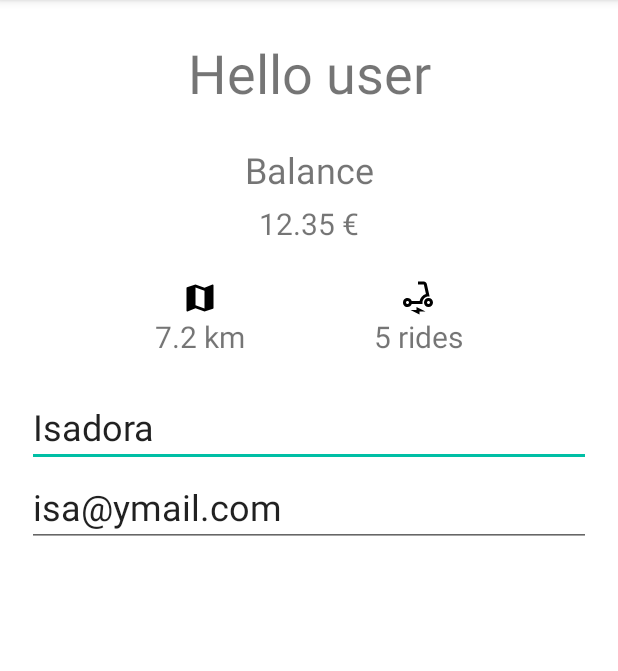
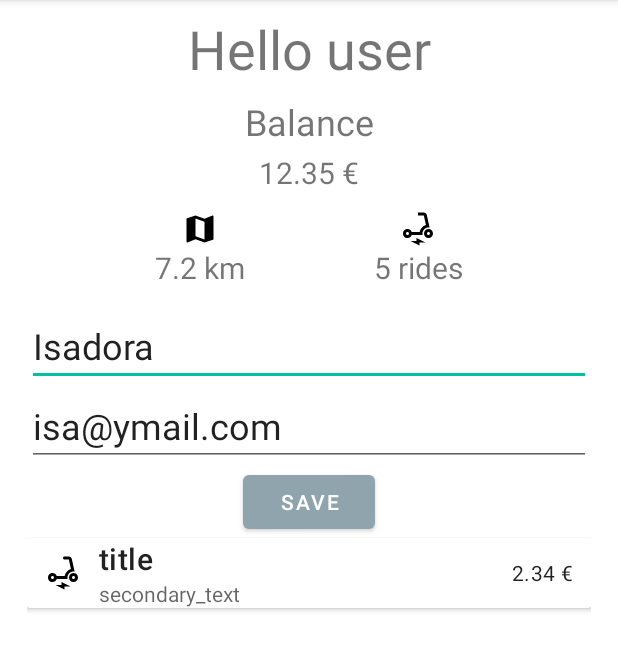
Before and after one commit to flisadora/icm-android-91322, an Android app: the screen it shows after launch (UserDetails), on a phone screen of 412 x 824 dp, the part 84-755 px from its top. Run offline under Robolectric (Android 15) with nearby library versions, the phone set to English and light mode, and no system bars; our stand-ins replace Room's generated code; 12 statements that could not run were skipped.

Commit message:
CardView implementation for rides
fix to data models

```diff
--- a/project/app/src/main/java/deti/icm/trotinet/database/dao/AppDao.kt
+++ b/project/app/src/main/java/deti/icm/trotinet/database/dao/AppDao.kt
@@ -24,6 +24,8 @@ interface AppDao {
     @Query("DELETE FROM User")
     fun deleteAllUsers()
 
+    @Update
+    fun updateUser(user: User)
 
     // ***** RIDE Database *****
     @Query("SELECT * FROM Ride")
--- a/project/app/src/main/java/deti/icm/trotinet/model/Ride.kt
+++ b/project/app/src/main/java/deti/icm/trotinet/model/Ride.kt
@@ -13,6 +13,7 @@ data class Ride(
     val userId: Long,
     val distance: Double,
     val cost: Double,
-    val route: String,
+    val startRoute: String,
+    val endRoute: String,
     val date: LocalDateTime?,
 )
--- a/project/app/src/main/java/deti/icm/trotinet/model/User.kt
+++ b/project/app/src/main/java/deti/icm/trotinet/model/User.kt
@@ -10,5 +10,4 @@ data class User (
     val name: String,
     val email: String,
     val balance: Double,
-    val distance: Double,
 )
--- a/project/app/src/main/java/deti/icm/trotinet/ui/UserDetails.kt
+++ b/project/app/src/main/java/deti/icm/trotinet/ui/UserDetails.kt
@@ -3,6 +3,7 @@ package deti.icm.trotinet.ui
 import androidx.appcompat.app.AppCompatActivity
 import android.os.Bundle
 import android.util.Log
+import android.widget.Button
 import android.widget.TextView
 import deti.icm.trotinet.R
 import deti.icm.trotinet.database.AppDatabase
@@ -20,13 +21,13 @@ class UserDetails : AppCompatActivity() {
         val appDao = db.appDao()
         //appDao.deleteAllUsers()
         //appDao.deleteAllRides()
-        //appDao.addUser(User(0L,"john doe", "john@ymail.com", 12.34,2800.0))
-        //appDao.addUser(User(0L,"sylvester", "looneytunes@ymail.com", 18.74,0.0))
+        //appDao.addUser(User(0L,"john doe", "john@ymail.com", 12.34))
+        //appDao.addUser(User(0L,"sylvester", "looneytunes@ymail.com", 18.74))
         val users = appDao.getAllUsers()
         val user = users[0]
-        //appDao.addRide(Ride(0L, users[0].uid,2800.0, 2.34,"Rua Dr. João de Moura 2, Aveiro; Universidade de Aveiro, 3810-193 Aveiro", LocalDateTime.now()))
-        //appDao.addRide(Ride(0L, users[0].uid,1700.0, 1.81,"Universidade de Aveiro, 3810-193 Aveiro; Forum Aveiro, 3810-064 Aveiro", LocalDateTime.now()))
-        //appDao.addRide(Ride(0L, users[0].uid,1100.0, 1.53,"Forum Aveiro, 3810-064 Aveiro; Salinas de Aveiro, 3800-180 Aveiro", LocalDateTime.now()))
+        //appDao.addRide(Ride(0L, users[0].uid,2800.0, 2.34,"Rua Dr. João de Moura 2, Aveiro", "Universidade de Aveiro, 3810-193 Aveiro", LocalDateTime.now()))
+        //appDao.addRide(Ride(0L, users[0].uid,1700.0, 1.81,"Universidade de Aveiro, 3810-193 Aveiro", "Forum Aveiro, 3810-064 Aveiro", LocalDateTime.now()))
+        appDao.addRide(Ride(0L, users[0].uid,1100.0, 1.53,"Forum Aveiro, 3810-064 Aveiro", "Salinas de Aveiro, 3800-180 Aveiro", LocalDateTime.now()))
         val rides = appDao.getAllRides()
         val userRides = appDao.loadUserRides(users[0].uid)
         //val userRides = appDao.getUserRides()
@@ -35,15 +36,42 @@ class UserDetails : AppCompatActivity() {
         val text_view_rides = findViewById<TextView>(R.id.user_details_rides)
         val text_input_name = findViewById<TextView>(R.id.user_details_name)
         val text_input_email = findViewById<TextView>(R.id.user_details_email)
+        val button_save = findViewById<Button>(R.id.user_details_save)
 
         text_view_balance.text = user.balance.toString() + " €"
-        text_view_distance.text = (user.distance/1000).toString() +" km"
+        text_view_distance.text = (rides[0].distance/1000).toString() +" km"
         text_view_rides.text = userRides.size.toString() + " rides"
         text_input_name.text = user.name
         text_input_email.text = user.email
+
+        button_save.setOnClickListener{
+            Log.d("ISADORA", "save")
+            val editedUser = User(
+                user.uid,
+                text_input_name.text.toString(),
+                text_input_email.text.toString(),
+                user.balance,
+            )
+            appDao.updateUser(editedUser)
+            val euser = appDao.findByName(editedUser.name)
+            Log.d("ISADORA", "$euser")
+        }
+
+
+        val teste = appDao.getAllUsers()
         Log.d("ISADORA", "on create")
         Log.d("ISADORA", "${userRides.size}")
-        Log.d("ISADORA", "$userRides")
+        Log.d("ISADORA", "$rides")
+
+
+        val tv_route = findViewById<TextView>(R.id.user_details_ride_route)
+        val tv_date = findViewById<TextView>(R.id.user_details_ride_date)
+        val tv_cost = findViewById<TextView>(R.id.user_details_ride_cost)
+
+        tv_route.text = rides[0].endRoute
+        tv_date.text = rides[0].date.toString()
+        tv_cost.text = rides[0].cost.toString() + " €"
+
     }
 
 }
--- /dev/null
+++ b/project/app/src/main/res/drawable/ic_round_electric_scooter_24.xml
@@ -0,0 +1,7 @@
+<vector android:height="24dp" android:tint="#000000"
+    android:viewportHeight="24" android:viewportWidth="24"
+    android:width="24dp" xmlns:android="http://schemas.android.com/apk/res/android">
+    <path android:fillColor="@android:color/white" android:pathData="M7.82,16H15v-1c0,-2.21 1.79,-4 4,-4h0.74l-1.9,-8.44C17.63,1.65 16.82,1 15.89,1H13c-0.55,0 -1,0.45 -1,1c0,0.55 0.45,1 1,1h2.89l1.4,6.25c0,0 -0.01,0 -0.01,0c-2.16,0.65 -3.81,2.48 -4.19,4.75H7.82c-0.48,-1.34 -1.86,-2.24 -3.42,-1.94c-1.18,0.23 -2.13,1.2 -2.35,2.38C1.7,16.34 3.16,18 5,18C6.3,18 7.4,17.16 7.82,16zM5,16c-0.55,0 -1,-0.45 -1,-1s0.45,-1 1,-1s1,0.45 1,1S5.55,16 5,16z"/>
+    <path android:fillColor="@android:color/white" android:pathData="M19,12c-1.66,0 -3,1.34 -3,3s1.34,3 3,3s3,-1.34 3,-3S20.66,12 19,12zM19,16c-0.55,0 -1,-0.45 -1,-1s0.45,-1 1,-1s1,0.45 1,1S19.55,16 19,16z"/>
+    <path android:fillColor="@android:color/white" android:pathData="M11,20l-4,0l6,3l0,-2l4,0l-6,-3z"/>
+</vector>
--- a/project/app/src/main/res/layout/activity_user_details.xml
+++ b/project/app/src/main/res/layout/activity_user_details.xml
@@ -12,7 +12,7 @@
         android:id="@+id/user_details_greetings"
         android:layout_width="wrap_content"
         android:layout_height="wrap_content"
-        android:layout_marginTop="24dp"
+        android:layout_marginTop="8dp"
         android:text="Hello user"
         android:textSize="36dp"
         app:layout_constraintEnd_toEndOf="parent"
@@ -23,7 +23,7 @@
         android:id="@+id/user_details_balance_text"
         android:layout_width="wrap_content"
         android:layout_height="wrap_content"
-        android:layout_marginTop="24dp"
+        android:layout_marginTop="8dp"
         android:text="Balance"
         android:textSize="24dp"
         app:layout_constraintEnd_toEndOf="parent"
@@ -34,7 +34,7 @@
         android:id="@+id/user_details_balance"
         android:layout_width="wrap_content"
         android:layout_height="wrap_content"
-        android:layout_marginTop="6dp"
+        android:layout_marginTop="4dp"
         android:text="12.35 €"
         android:textSize="20dp"
         app:layout_constraintEnd_toEndOf="parent"
@@ -45,11 +45,10 @@
         android:id="@+id/user_details_distance"
         android:layout_width="wrap_content"
         android:layout_height="wrap_content"
-        android:layout_marginTop="24dp"
+        android:layout_marginTop="12dp"
         android:drawableTop="@drawable/ic_baseline_map_24"
         android:text="7.2 km"
         android:textSize="20dp"
-
         app:layout_constraintEnd_toStartOf="@+id/user_details_rides"
         app:layout_constraintHorizontal_bias="0.5"
         app:layout_constraintStart_toStartOf="parent"
@@ -59,7 +58,7 @@
         android:id="@+id/user_details_rides"
         android:layout_width="wrap_content"
         android:layout_height="wrap_content"
-        android:layout_marginTop="24dp"
+        android:layout_marginTop="12dp"
         android:drawableTop="@drawable/ic_baseline_electric_scooter_24"
         android:text="5 rides"
         android:textSize="20dp"
@@ -72,11 +71,12 @@
         android:id="@+id/user_details_name"
         android:layout_width="match_parent"
         android:layout_height="wrap_content"
-        android:layout_marginTop="20dp"
+        android:layout_marginTop="12dp"
         android:hint="name"
         android:inputType="textPersonName"
         android:text="Isadora"
         android:textSize="24dp"
+        app:layout_constraintEnd_toEndOf="parent"
         app:layout_constraintStart_toStartOf="parent"
         app:layout_constraintTop_toBottomOf="@+id/user_details_distance"
         tools:ignore="MissingConstraints" />
@@ -85,11 +85,101 @@
         android:id="@+id/user_details_email"
         android:layout_width="match_parent"
         android:layout_height="wrap_content"
+        android:digits="abcdefghijklmnopqrstuvwxyzABCDEFGHIJKLMNOPQRSTUVWXYZ"
         android:hint="email"
         android:inputType="textEmailAddress"
         android:text="isa@ymail.com"
         android:textSize="24dp"
+        app:layout_constraintEnd_toEndOf="parent"
         app:layout_constraintStart_toStartOf="parent"
         app:layout_constraintTop_toBottomOf="@+id/user_details_name"
         tools:ignore="MissingConstraints" />
+
+    <Button
+        android:id="@+id/user_details_save"
+        android:layout_width="wrap_content"
+        android:layout_height="wrap_content"
+        android:text="Save"
+        app:layout_constraintEnd_toEndOf="parent"
+        app:layout_constraintStart_toStartOf="parent"
+        app:layout_constraintTop_toBottomOf="@id/user_details_email" />
+
+    <!--
+    <androidx.recyclerview.widget.RecyclerView
+        android:id="@+id/recycleview"
+        android:layout_width="wrap_content"
+        android:layout_height="match_parent"
+        tools:ignore="MissingConstraints">
+    </androidx.recyclerview.widget.RecyclerView>
+    -->
+
+    <androidx.cardview.widget.CardView
+        android:layout_width="match_parent"
+        android:layout_height="wrap_content"
+        app:layout_constraintTop_toBottomOf="@id/user_details_save"
+        app:layout_constraintStart_toStartOf="parent"
+        app:layout_constraintEnd_toEndOf="parent"
+        tools:ignore="MissingConstraints">
+
+        <RelativeLayout
+            android:layout_width="match_parent"
+            android:layout_height="wrap_content"
+            android:orientation="horizontal"
+            tools:ignore="MissingConstraints">
+
+            <ImageView
+                android:id="@+id/user_details_ride_icon"
+                android:layout_width="24dp"
+                android:layout_height="24dp"
+                android:layout_marginHorizontal="12dp"
+                app:srcCompat="@drawable/ic_round_electric_scooter_24"
+                android:outlineSpotShadowColor="@color/bluegray_light"
+                android:outlineAmbientShadowColor="@color/bluegray_light"
+                android:layout_alignParentStart="true"
+                android:layout_centerInParent="true"
+                tools:ignore="MissingConstraints" />
+
+            <androidx.appcompat.widget.LinearLayoutCompat
+                android:id="@+id/user_details_card_vertical_items"
+                android:layout_width="wrap_content"
+                android:layout_height="wrap_content"
+                android:orientation="vertical"
+                android:layout_toEndOf="@id/user_details_ride_icon"
+                android:layout_toStartOf="@id/user_details_ride_cost"
+                android:layout_centerInParent="true"
+                tools:ignore="MissingConstraints">
+                <TextView
+                    android:id="@+id/user_details_ride_route"
+                    android:layout_width="wrap_content"
+                    android:layout_height="wrap_content"
+                    android:text="title"
+                    android:maxLines="1"
+                    android:textAppearance="?attr/textAppearanceHeadline6"
+                    tools:ignore="MissingConstraints" />
+
+               <TextView
+                   android:id="@+id/user_details_ride_date"
+                   android:layout_width="wrap_content"
+                   android:layout_height="wrap_content"
+                   android:text="secondary_text"
+                   android:textColor="?android:attr/textColorSecondary" />
+            </androidx.appcompat.widget.LinearLayoutCompat>
+
+            <TextView
+                android:id="@+id/user_details_ride_cost"
+                android:layout_width="wrap_content"
+                android:layout_height="wrap_content"
+                android:layout_marginHorizontal="12dp"
+                android:text="2.34 €"
+                android:textAppearance="?attr/textAppearanceBody2"
+                android:textColor="?android:attr/textColorPrimary"
+                android:layout_alignParentRight="true"
+                android:layout_centerInParent="true"
+                tools:ignore="MissingConstraints" />
+        </RelativeLayout>
+    </androidx.cardview.widget.CardView>
+
+
+
+
 </androidx.constraintlayout.widget.ConstraintLayout>
```
